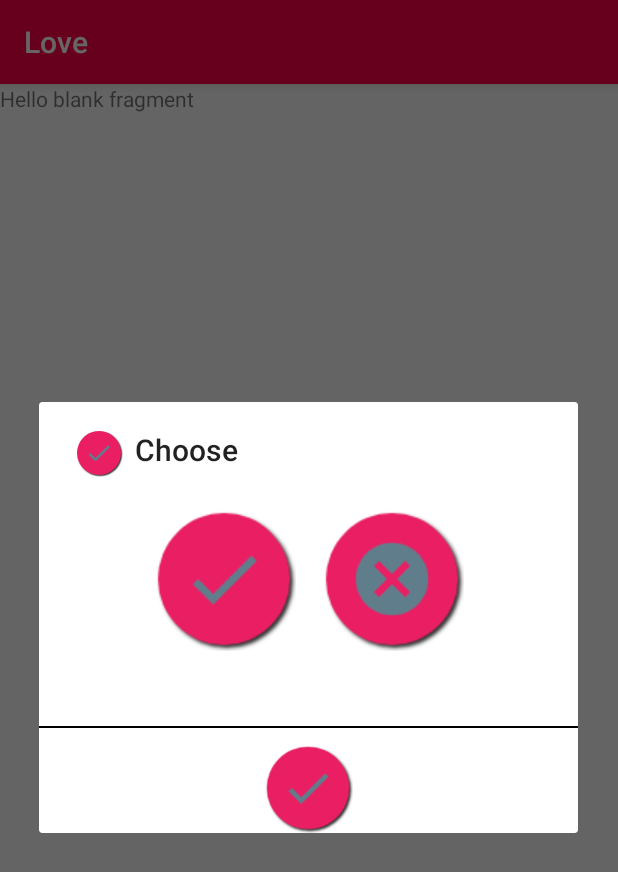
After one commit to rajchristhu/Love, an Android app: the fragment game shown on its own in the app's theme, on a phone screen of 412 x 824 dp. The commit adds this screen. Shown: the top 872 px of the screen. Run offline under Robolectric (Android 15) with nearby library versions, the phone set to English and light mode, and no system bars.

Commit message:
GameActivity create

```diff
--- a/app/src/main/AndroidManifest.xml
+++ b/app/src/main/AndroidManifest.xml
@@ -11,6 +11,8 @@
             android:supportsRtl="true"
             android:theme="@style/AppTheme"
             tools:ignore="GoogleAppIndexingWarning">
+        <activity android:name=".Activity.GameActivity">
+        </activity>
         <activity android:name=".Activity.FlamesActivity">
         </activity>
         <activity android:name=".Activity.EventActiviy">
--- /dev/null
+++ b/app/src/main/java/com/example/love/Fragment/game.kt
@@ -0,0 +1,87 @@
+package com.example.love.Fragment
+
+import android.annotation.SuppressLint
+import android.content.Context
+import android.net.Uri
+import android.os.Bundle
+import android.support.v4.app.Fragment
+import android.support.v7.app.AlertDialog
+import android.support.v7.widget.CardView
+import android.view.LayoutInflater
+import android.view.View
+import android.view.ViewGroup
+
+import kotlinx.android.synthetic.main.dialog.view.*
+import kotlinx.android.synthetic.main.menudialog.view.*
+import android.view.MotionEvent
+import android.view.View.OnTouchListener
+import com.example.love.R
+import kotlinx.android.synthetic.main.menudialog.*
+
+
+class game : Fragment() {
+    companion object {
+
+        fun newInstance(): game {
+            return game()
+        }
+    }
+
+    @SuppressLint("SetTextI18n")
+    override fun onCreateView(inflater: LayoutInflater, container: ViewGroup?, savedInstanceState: Bundle?): View? {
+        val v = inflater.inflate(R.layout.fragment_game, container, false)
+        alert()
+
+
+        return v
+    }
+
+    fun alert() {
+        //Inflate the dialog with custom view
+        val mDialogView = LayoutInflater.from(context).inflate(R.layout.menudialog, null)
+        //AlertDialogBuilder
+        val mBuilder = AlertDialog.Builder(context!!)
+            .setView(mDialogView)
+            .setIcon(R.drawable.cc)
+            .setTitle("Choose")
+        mBuilder.setCancelable(false)
+        //show dialog
+        val mAlertDialog = mBuilder.show()
+        mDialogView.male.setOnClickListener {
+            mDialogView.lin.visibility = View.VISIBLE
+            mDialogView.male.setBackgroundResource(R.drawable.cann)
+            mDialogView.female.setBackgroundResource(R.drawable.cc)
+        }
+        mDialogView.female.setOnClickListener {
+            mDialogView.lin.visibility = View.VISIBLE
+            mDialogView.male.setBackgroundResource(R.drawable.cc)
+            mDialogView.female.setBackgroundResource(R.drawable.cann)
+        }
+        //login button click of custom layout
+        //cancel button click of custom layout
+        mDialogView.can.setOnClickListener {
+            //dismiss dialog
+            mAlertDialog.dismiss()
+            alert1()
+        }
+    }
+
+    fun alert1() {
+        //Inflate the dialog with custom view
+        val mDialogView = LayoutInflater.from(context).inflate(R.layout.catdialog, null)
+        //AlertDialogBuilder
+        val mBuilder = AlertDialog.Builder(context!!)
+            .setView(mDialogView)
+            .setIcon(R.drawable.cc)
+            .setTitle("Choose")
+        mBuilder.setCancelable(false)
+        //show dialog
+        val mAlertDialog = mBuilder.show()
+        //login button click of custom layout
+        //cancel button click of custom layout
+        mDialogView.can.setOnClickListener {
+            //dismiss dialog
+            mAlertDialog.dismiss()
+        }
+    }
+}
--- /dev/null
+++ b/app/src/main/res/layout/fragment_game.xml
@@ -0,0 +1,14 @@
+<?xml version="1.0" encoding="utf-8"?>
+<FrameLayout xmlns:android="http://schemas.android.com/apk/res/android"
+             xmlns:tools="http://schemas.android.com/tools"
+             android:layout_width="match_parent"
+             android:layout_height="match_parent"
+             tools:context=".Fragment.game">
+
+    <!-- TODO: Update blank fragment layout -->
+    <TextView
+            android:layout_width="match_parent"
+            android:layout_height="match_parent"
+            android:text="@string/hello_blank_fragment"/>
+
+</FrameLayout>
--- /dev/null
+++ b/app/src/main/res/layout/menudialog.xml
@@ -0,0 +1,56 @@
+<?xml version="1.0" encoding="utf-8"?>
+<LinearLayout xmlns:android="http://schemas.android.com/apk/res/android"
+              android:layout_width="match_parent"
+              android:orientation="vertical"
+              android:layout_height="match_parent">
+    <LinearLayout android:layout_width="wrap_content"
+                  android:orientation="horizontal"
+                  android:layout_marginTop="20dp"
+                  android:layout_gravity="center"
+                  android:layout_height="wrap_content">
+        <Button android:layout_width="wrap_content"
+                   android:id="@+id/male"
+                   android:background="@drawable/cc"
+                   android:layout_height="wrap_content"/>
+        <Button android:layout_width="wrap_content"
+                   android:id="@+id/female"
+                   android:background="@drawable/cann"
+                   android:layout_marginLeft="16dp"
+
+                   android:layout_height="wrap_content"/>
+
+    </LinearLayout>
+
+    <LinearLayout android:layout_width="wrap_content"
+                  android:layout_gravity="center"
+                  android:visibility="gone"
+                  android:id="@+id/lin"
+                  android:layout_marginTop="40dp"
+                  android:orientation="horizontal"
+                  android:layout_height="80dp">
+        <Button android:layout_width="80dp"
+                   android:id="@+id/twn"
+                   android:background="@drawable/mintwe"
+                   android:layout_height="80dp"/>
+        <Button android:layout_width="80dp"
+                   android:id="@+id/fou"
+                   android:background="@drawable/mingou"
+                   android:layout_marginLeft="16dp"
+                   android:layout_height="80dp"/>
+        <Button android:layout_width="80dp"
+                   android:id="@+id/six"
+                   android:background="@drawable/minsic"
+                   android:layout_marginLeft="16dp"
+                   android:layout_height="80dp"/>
+    </LinearLayout>
+    <View android:background="#000"
+          android:layout_marginTop="50dp"
+          android:layout_width = "match_parent"
+          android:layout_height="1dp"/>
+    <Button android:layout_width="60dp"
+            android:layout_marginTop="10dp"
+            android:layout_height="60dp"
+            android:id="@+id/can"
+            android:layout_gravity="center"
+            android:background="@drawable/cc"/>
+</LinearLayout>
```
Also changed, not shown: app/src/main/java/com/example/love/Activity/FlamesActivity.kt (+12 -8 lines), app/src/main/java/com/example/love/Fragment/Menu.kt (+13 -14 lines), app/src/main/res/layout/catdialog.xml (added, +40 -0 lines), app/src/main/res/layout/dialog.xml (+7 -2 lines).
